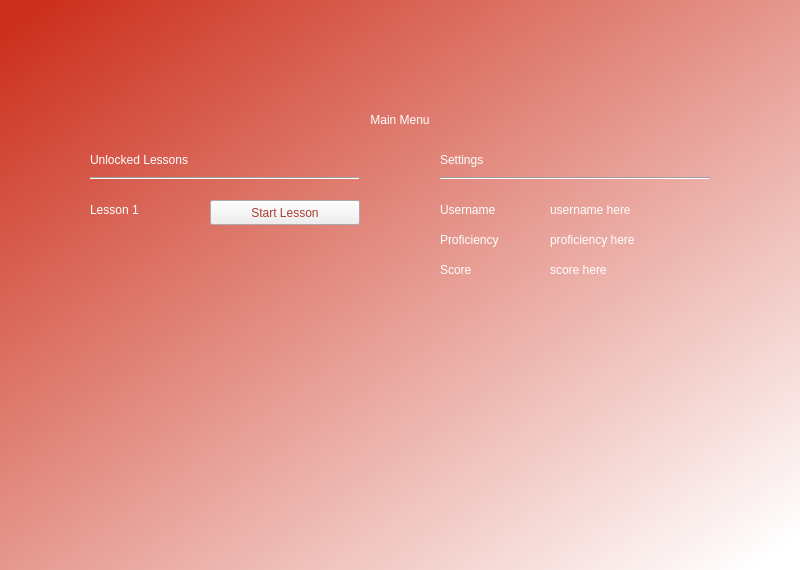
The window that mainmenuGUI.ui (WyattShawDal/ENGM-4620-PyProject) describes before a commit, drawn with Qt 5.
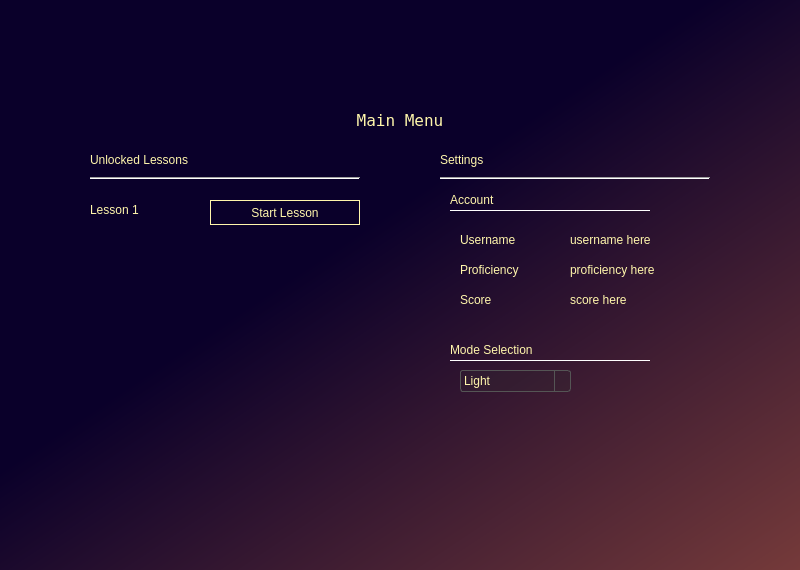
The same window after the commit.

Commit message: Added different stylesheets and moved the profile view to the main menu page

What changed in the file:
```diff
--- a/mainmenuGUI.ui
+++ b/mainmenuGUI.ui
@@ -11,7 +11,76 @@
    </rect>
   </property>
   <property name="windowTitle">
-   <string>Form</string>
+   <string>Sign Language Learner</string>
+  </property>
+  <property name="styleSheet">
+   <string notr="true">QWidget#widget{
+background-color:qlineargradient(spread:pad, x1:0.426, y1:0.386364, x2:1, y2:1, stop:0.0371429 rgba(10, 0, 42, 255), stop:1 rgba(117, 58, 58, 255));}
+
+/* Buttons - nearly completely see-through with light yellow border and text */
+QPushButton {
+    background-color: transparent;
+    border: 1px solid #fff6ab;
+    color: #fff6ab;
+    font-family: &quot;Terminal&quot;;
+    padding: 5px;
+}
+
+QPushButton:hover {
+    background-color: rgba(255, 246, 171, 0.05);
+}
+
+QPushButton:pressed {
+    background-color: rgba(255, 246, 171, 0.1);
+}
+
+/* Labels - terminal font and light yellow text */
+QLabel {
+    font-family: &quot;Terminal&quot;;
+    color: #fff6ab;
+}
+
+/* Combo boxes - very transparent dark grey with light yellow text */
+QComboBox {
+    background-color: rgba(50, 50, 50, 0.2);
+    border: 1px solid #555555;
+    border-radius: 3px;
+    padding: 1px 18px 1px 3px;
+    color: #fff6ab;
+    font-family: &quot;Terminal&quot;;
+}
+
+QComboBox:hover {
+    border: 1px solid #fff6ab;
+}
+
+QComboBox::drop-down {
+    subcontrol-origin: padding;
+    subcontrol-position: top right;
+    width: 15px;
+    border-left: 1px solid #555555;
+}
+
+QComboBox QAbstractItemView {
+    background-color: rgba(50, 50, 50, 0.3);
+    border: 1px solid #555555;
+    color: #fff6ab;
+    selection-background-color: rgba(255, 246, 171, 0.15);
+}
+
+/* Line edit/text boxes - very transparent dark grey with light yellow text */
+QLineEdit, QTextEdit, QPlainTextEdit {
+    background-color: rgba(50, 50, 50, 0.2);
+    border: 1px solid #555555;
+    border-radius: 3px;
+    padding: 2px;
+    color: #fff6ab;
+    font-family: &quot;Terminal&quot;;
+}
+
+QLineEdit:focus, QTextEdit:focus, QPlainTextEdit:focus {
+    border: 1px solid #fff6ab;
+}</string>
   </property>
   <widget class="QWidget" name="widget" native="true">
    <property name="geometry">
@@ -23,8 +92,7 @@
     </rect>
    </property>
    <property name="styleSheet">
-    <string notr="true">QWidget#widget{
-background-color: qlineargradient(spread:pad, x1:0, y1:0, x2:1, y2:1, stop:0.0302013 rgba(204, 48, 29, 255), stop:0.969799 rgba(255, 255, 255, 255));}</string>
+    <string notr="true"/>
    </property>
    <widget class="QLabel" name="label_7">
     <property name="geometry">
@@ -35,9 +103,14 @@
       <height>40</height>
      </rect>
     </property>
+    <property name="font">
+     <font>
+      <family>Terminal</family>
+      <pointsize>12</pointsize>
+     </font>
+    </property>
     <property name="styleSheet">
-     <string notr="true">color: rgb(255, 255, 255);
-font: 12pt &quot;Terminal&quot;;</string>
+     <string notr="true"/>
     </property>
     <property name="text">
      <string>Main Menu</string>
@@ -62,8 +135,7 @@
      </size>
     </property>
     <property name="styleSheet">
-     <string notr="true">font: 8pt &quot;Terminal&quot;;
-color: rgb(170, 62, 50)</string>
+     <string notr="true"/>
     </property>
     <property name="text">
      <string>Start Lesson</string>
@@ -79,8 +151,7 @@
      </rect>
     </property>
     <property name="styleSheet">
-     <string notr="true">color: rgb(255, 255, 255);
-font: 8pt &quot;Terminal&quot;;</string>
+     <string notr="true"/>
     </property>
     <property name="text">
      <string>Lesson 1</string>
@@ -96,8 +167,7 @@
      </rect>
     </property>
     <property name="styleSheet">
-     <string notr="true">color: rgb(255, 255, 255);
-font: 8pt &quot;Terminal&quot;;</string>
+     <string notr="true"/>
     </property>
     <property name="text">
      <string>Unlocked Lessons</string>
@@ -113,8 +183,7 @@
      </rect>
     </property>
     <property name="styleSheet">
-     <string notr="true">color: rgb(255, 255, 255);
-font: 8pt &quot;Terminal&quot;;</string>
+     <string notr="true"/>
     </property>
     <property name="text">
      <string>Settings</string>
@@ -123,15 +192,14 @@
    <widget class="QLabel" name="label_4">
     <property name="geometry">
      <rect>
-      <x>440</x>
-      <y>200</y>
+      <x>460</x>
+      <y>230</y>
       <width>100</width>
       <height>20</height>
      </rect>
     </property>
     <property name="styleSheet">
-     <string notr="true">color: rgb(255, 255, 255);
-font: 8pt &quot;Terminal&quot;;</string>
+     <string notr="true"/>
     </property>
     <property name="text">
      <string>Username</string>
@@ -140,15 +208,14 @@
    <widget class="QLabel" name="usernameLabel">
     <property name="geometry">
      <rect>
-      <x>550</x>
-      <y>200</y>
+      <x>570</x>
+      <y>230</y>
       <width>150</width>
       <height>20</height>
      </rect>
     </property>
     <property name="styleSheet">
-     <string notr="true">color: rgb(255, 255, 255);
-font: 8pt &quot;Terminal&quot;;</string>
+     <string notr="true"/>
     </property>
     <property name="text">
      <string>username here</string>
@@ -157,15 +224,14 @@
    <widget class="QLabel" name="label_6">
     <property name="geometry">
      <rect>
-      <x>440</x>
-      <y>230</y>
+      <x>460</x>
+      <y>260</y>
       <width>100</width>
       <height>20</height>
      </rect>
     </property>
     <property name="styleSheet">
-     <string notr="true">color: rgb(255, 255, 255);
-font: 8pt &quot;Terminal&quot;;</string>
+     <string notr="true"/>
     </property>
     <property name="text">
      <string>Proficiency</string>
@@ -174,15 +240,14 @@
    <widget class="QLabel" name="proficiencyLabel">
     <property name="geometry">
      <rect>
-      <x>550</x>
-      <y>230</y>
+      <x>570</x>
+      <y>260</y>
       <width>150</width>
       <height>20</height>
      </rect>
     </property>
     <property name="styleSheet">
-     <string notr="true">color: rgb(255, 255, 255);
-font: 8pt &quot;Terminal&quot;;</string>
+     <string notr="true"/>
     </property>
     <property name="text">
      <string>proficiency here</string>
@@ -191,15 +256,14 @@
    <widget class="QLabel" name="label_9">
     <property name="geometry">
      <rect>
-      <x>440</x>
-      <y>260</y>
+      <x>460</x>
+      <y>290</y>
       <width>100</width>
       <height>20</height>
      </rect>
     </property>
     <property name="styleSheet">
-     <string notr="true">color: rgb(255, 255, 255);
-font: 8pt &quot;Terminal&quot;;</string>
+     <string notr="true"/>
     </property>
     <property name="text">
      <string>Score</string>
@@ -208,15 +272,14 @@
    <widget class="QLabel" name="scoreLabel">
     <property name="geometry">
      <rect>
-      <x>550</x>
-      <y>260</y>
+      <x>570</x>
+      <y>290</y>
       <width>150</width>
       <height>20</height>
      </rect>
     </property>
     <property name="styleSheet">
-     <string notr="true">color: rgb(255, 255, 255);
-font: 8pt &quot;Terminal&quot;;</string>
+     <string notr="true"/>
     </property>
     <property name="text">
      <string>score here</string>
@@ -254,6 +317,95 @@
      <enum>Qt::Horizontal</enum>
     </property>
    </widget>
+   <widget class="QComboBox" name="comboBox">
+    <property name="geometry">
+     <rect>
+      <x>460</x>
+      <y>370</y>
+      <width>111</width>
+      <height>22</height>
+     </rect>
+    </property>
+    <item>
+     <property name="text">
+      <string>Light</string>
+     </property>
+    </item>
+    <item>
+     <property name="text">
+      <string>Dark</string>
+     </property>
+    </item>
+    <item>
+     <property name="text">
+      <string>Sunset</string>
+     </property>
+    </item>
+   </widget>
+   <widget class="QLabel" name="label_10">
+    <property name="geometry">
+     <rect>
+      <x>450</x>
+      <y>340</y>
+      <width>131</width>
+      <height>20</height>
+     </rect>
+    </property>
+    <property name="styleSheet">
+     <string notr="true"/>
+    </property>
+    <property name="text">
+     <string>Mode Selection</string>
+    </property>
+   </widget>
+   <widget class="Line" name="line_3">
+    <property name="geometry">
+     <rect>
+      <x>450</x>
+      <y>360</y>
+      <width>201</width>
+      <height>1</height>
+     </rect>
+    </property>
+    <property name="styleSheet">
+     <string notr="true">font: 8pt &quot;Terminal&quot;;</string>
+    </property>
+    <property name="orientation">
+     <enum>Qt::Horizontal</enum>
+    </property>
+   </widget>
+   <widget class="QLabel" name="label_17">
+    <property name="geometry">
+     <rect>
+      <x>450</x>
+      <y>190</y>
+      <width>131</width>
+      <height>20</height>
+     </rect>
+    </property>
+    <property name="styleSheet">
+     <string notr="true"/>
+    </property>
+    <property name="text">
+     <string>Account</string>
+    </property>
+   </widget>
+   <widget class="Line" name="line_7">
+    <property name="geometry">
+     <rect>
+      <x>450</x>
+      <y>210</y>
+      <width>201</width>
+      <height>1</height>
+     </rect>
+    </property>
+    <property name="styleSheet">
+     <string notr="true">font: 8pt &quot;Terminal&quot;;</string>
+    </property>
+    <property name="orientation">
+     <enum>Qt::Horizontal</enum>
+    </property>
+   </widget>
   </widget>
  </widget>
  <resources/>
```
The commit also changes 4 other files.
